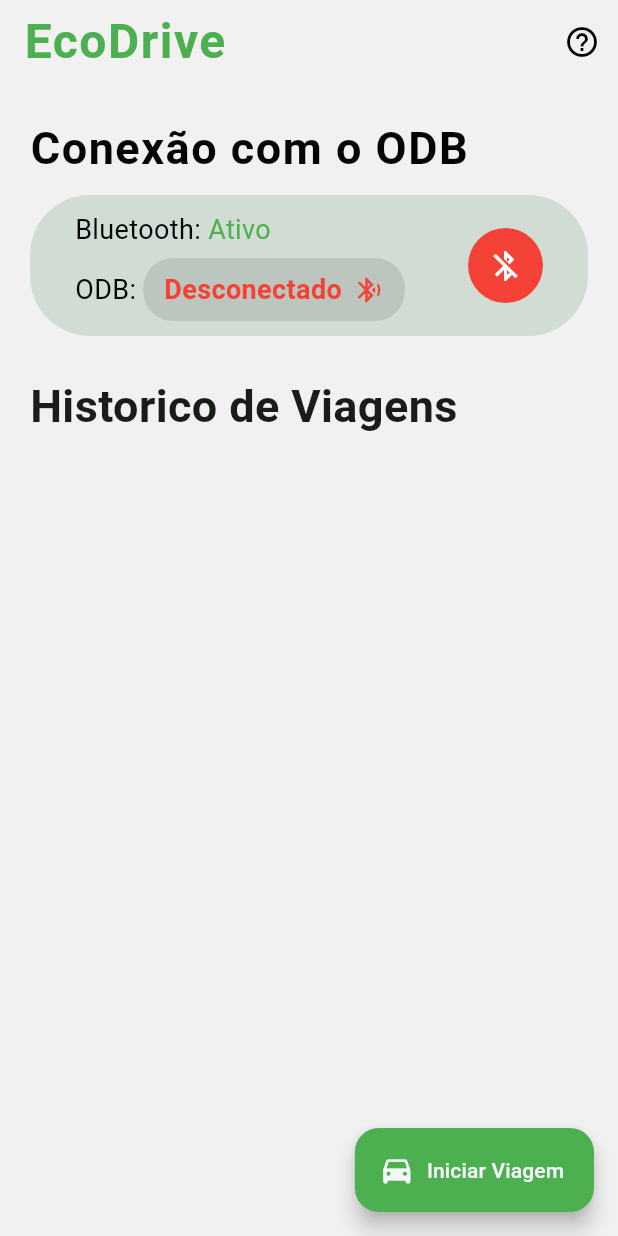
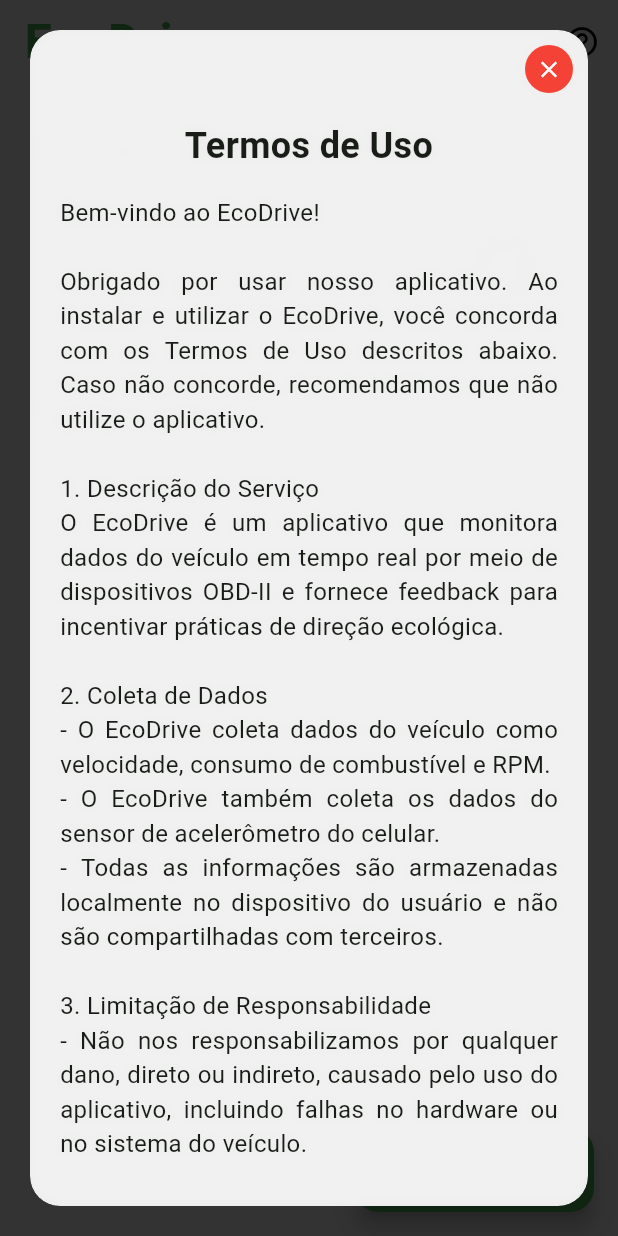
Before and after one commit to lgs8Lucas/ecoDrive, a Flutter app: the screen it shows after launch, on a phone screen of 412 x 824 dp. Run offline on Flutter 3.47's test engine with Material 3 defaults, Android fonts, the phone set to English and light mode, and no system bars; our stand-ins replace flutter_blue_plus, permission_handler, sensors_plus, shared_preferences, sqflite, syncfusion_flutter_gauges; accounts and stored records are empty.

Commit message:
Criado termos de uso do aplicativo.

```diff
--- a/lib/main.dart
+++ b/lib/main.dart
@@ -1,9 +1,11 @@
 import 'package:ecoDrive/services/ble_service.dart';
 import 'package:ecoDrive/services/log_service.dart';
 import 'package:ecoDrive/shared/app_colors.dart';
+import 'package:ecoDrive/widgets/terms_of_use_dialog.dart';
 import 'package:flutter/material.dart';
 import 'package:ecoDrive/pages/home_page.dart';
 import 'package:ecoDrive/shared/app_settings.dart';
+import 'package:shared_preferences/shared_preferences.dart';
 import 'settings.dart';
 import 'package:path/path.dart' as p;
 import 'package:sqflite/sqflite.dart';
@@ -18,11 +20,27 @@
 }
 
 class App extends StatelessWidget{
+
+  Future<void> _checkAndShowTerms(BuildContext context) async {
+    final prefs = await SharedPreferences.getInstance();
+    final termsAccepted = prefs.getBool('termsAccepted') ?? false;
+
+    if (!termsAccepted || true) {
+      showDialog(
+        context: context,
+        barrierDismissible: false,
+        builder: (context) => const TermsOfUseDialog(),
+      ).then((_) async {
+        await prefs.setBool('termsAccepted', true);
+      });
+    }
+  }
+
+
   @override
   Widget build(BuildContext context){
     AppSettings.screenH = MediaQuery.of(context).size.height;
     AppSettings.screenW = MediaQuery.of(context).size.width;
-
 
 
     return MaterialApp(
@@ -32,7 +50,14 @@
         colorScheme: ColorScheme.fromSeed(seedColor: AppColors.colorMain),
         scaffoldBackgroundColor: AppColors.colorWhite,
       ),
-      home: HomePage(),
+      home: Builder(
+        builder: (context) {
+          WidgetsBinding.instance.addPostFrameCallback((_) {
+            _checkAndShowTerms(context);
+          });
+          return HomePage();
+        }
+      )
     );
   }
 }
--- /dev/null
+++ b/lib/widgets/terms_of_use_dialog.dart
@@ -0,0 +1,88 @@
+import 'dart:ui';
+import 'package:ecoDrive/shared/app_styles.dart';
+import 'package:flutter/material.dart';
+
+class TermsOfUseDialog extends StatelessWidget {
+  const TermsOfUseDialog({super.key});
+
+  @override
+  Widget build(BuildContext context) {
+    return Dialog(
+      backgroundColor: Colors.transparent,
+      insetPadding: const EdgeInsets.all(20),
+      child: Stack(
+        children: [
+          // Fundo com blur e container com conteúdo
+          ClipRRect(
+            borderRadius: BorderRadius.circular(20),
+            child: BackdropFilter(
+              filter: ImageFilter.blur(sigmaX: 3.0, sigmaY: 3.0),
+              child: Container(
+                width: double.infinity,
+                padding: const EdgeInsets.all(20),
+                decoration: BoxDecoration(
+                  color: Colors.white.withOpacity(0.9),
+                  borderRadius: BorderRadius.circular(20),
+                ),
+                child: SingleChildScrollView(
+                  child: Column(
+                    mainAxisSize: MainAxisSize.min,
+                    children: [
+                      const SizedBox(height: 40),
+                      const Text(
+                        'Termos de Uso',
+                        style: TextStyle(
+                          fontSize: 24,
+                          fontWeight: FontWeight.bold,
+                        ),
+                        textAlign: TextAlign.center,
+                      ),
+                      const SizedBox(height: 16),
+                      const Text(
+                        '''
+Bem-vindo ao EcoDrive!
+
+Obrigado por usar nosso aplicativo. Ao instalar e utilizar o EcoDrive, você concorda com os Termos de Uso descritos abaixo. Caso não concorde, recomendamos que não utilize o aplicativo.
+
+1. Descrição do Serviço
+   O EcoDrive é um aplicativo que monitora dados do veículo em tempo real por meio de dispositivos OBD-II e fornece feedback para incentivar práticas de direção ecológica.
+
+2. Coleta de Dados
+   - O EcoDrive coleta dados do veículo como velocidade, consumo de combustível e RPM.
+   - O EcoDrive também coleta os dados do sensor de acelerômetro do celular.
+   - Todas as informações são armazenadas localmente no dispositivo do usuário e não são compartilhadas com terceiros.
+
+3. Limitação de Responsabilidade
+   - Não nos responsabilizamos por qualquer dano, direto ou indireto, causado pelo uso do aplicativo, incluindo falhas no hardware ou no sistema do veículo.
+
+4. Alterações nos Termos
+   - Reservamo-nos o direito de modificar estes Termos de Uso a qualquer momento.
+   - Alterações significativas serão comunicadas com um alerta na inicialização do aplicativo. É responsabilidade do usuário revisar os termos atualizados.
+                        ''',
+                        style: TextStyle(fontSize: 16),
+                        textAlign: TextAlign.justify,
+                      ),
+                    ],
+                  ),
+                ),
+              ),
+            ),
+          ),
+          // Botão de fechar
+          Positioned(
+            right: 10,
+            top: 10,
+            child: GestureDetector(
+              onTap: () => Navigator.of(context).pop(),
+              child: const CircleAvatar(
+                backgroundColor: Colors.red,
+                radius: 16,
+                child: Icon(Icons.close, size: 18, color: Colors.white),
+              ),
+            ),
+          ),
+        ],
+      ),
+    );
+  }
+}
--- a/pubspec.yaml
+++ b/pubspec.yaml
@@ -45,6 +45,7 @@
   path: ^1.8.0
   url_launcher: ^6.1.6
   local_auth: ^2.3.0
+  shared_preferences: ^2.5.3
 
 
   # The following adds the Cupertino Icons font to your application.
```
Also changed, not shown: pubspec.lock.
